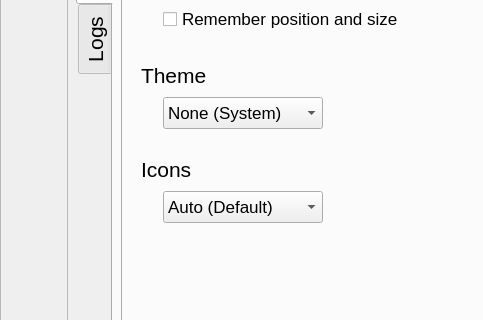
Qt form logdoctor/mainwindow.ui (elB4RTO/LogDoctor) before a commit; both pictures show x 0 to 483 and y 134 to 454 of the 924 by 574 pixel window.
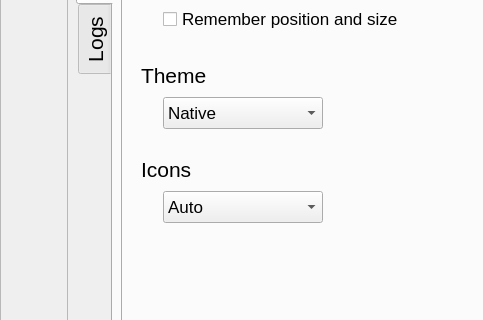
The same form after that commit. The open tabs and pages were chosen to show the change. Icons and pictures are not drawn. Custom widgets are drawn as their Qt base class.

What changed in the file:
```diff
--- a/logdoctor/mainwindow.ui
+++ b/logdoctor/mainwindow.ui
@@ -6084,7 +6084,7 @@
                      </property>
                      <item>
                       <property name="text">
-                       <string>None (System)</string>
+                       <string>Native</string>
                       </property>
                      </item>
                      <item>
@@ -6201,7 +6201,7 @@
                      </property>
                      <item>
                       <property name="text">
-                       <string>Auto (Default)</string>
+                       <string>Auto</string>
                       </property>
                      </item>
                      <item>
```
Left out of the diff: 16 changed lines with no effect on the pictures.
